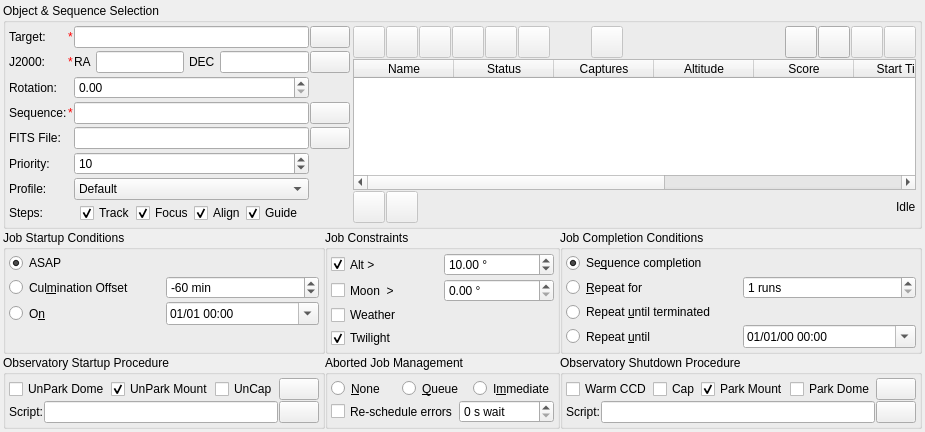
Andre87osx/AstroPi-system, file kstars-astropi/kstars/ekos/scheduler/scheduler.ui: the form before one commit.
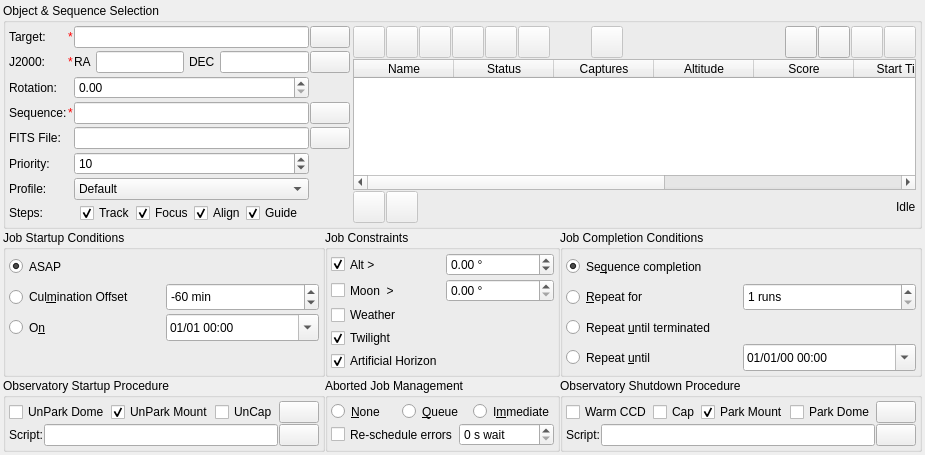
The form after the commit. Icons and pictures are not drawn. Custom widgets are drawn as their Qt base class.

```diff
--- a/kstars-astropi/kstars/ekos/scheduler/scheduler.ui
+++ b/kstars-astropi/kstars/ekos/scheduler/scheduler.ui
@@ -1633,9 +1633,6 @@
             <property name="maximum">
              <double>89.900000000000006</double>
             </property>
-            <property name="value">
-             <double>10.000000000000000</double>
-            </property>
            </widget>
           </item>
           <item row="2" column="0">
@@ -1698,6 +1695,28 @@
             </attribute>
            </widget>
           </item>
+          <item row="4" column="0">
+           <widget class="QCheckBox" name="artificialHorizonCheck">
+            <property name="sizePolicy">
+             <sizepolicy hsizetype="Preferred" vsizetype="Preferred">
+              <horstretch>0</horstretch>
+              <verstretch>0</verstretch>
+             </sizepolicy>
+            </property>
+            <property name="toolTip">
+             <string>&lt;html&gt;&lt;body&gt;&lt;p&gt;The artificial horizon restriction constrains the altitude of the target to be above the artificial horizon, if any are defined and enabled. See the artificial horizon item in the KStars Settings menu.&lt;/p&gt;&lt;/body&gt;&lt;/html&gt;</string>
+            </property>
+            <property name="text">
+             <string>Artificial Horizon</string>
+            </property>
+            <property name="checked">
+             <bool>true</bool>
+            </property>
+            <attribute name="buttonGroup">
+             <string notr="true">constraintButtonGroup</string>
+            </attribute>
+           </widget>
+          </item>
           <item row="2" column="1">
            <widget class="QLabel" name="weatherLabel">
             <property name="text">
```
